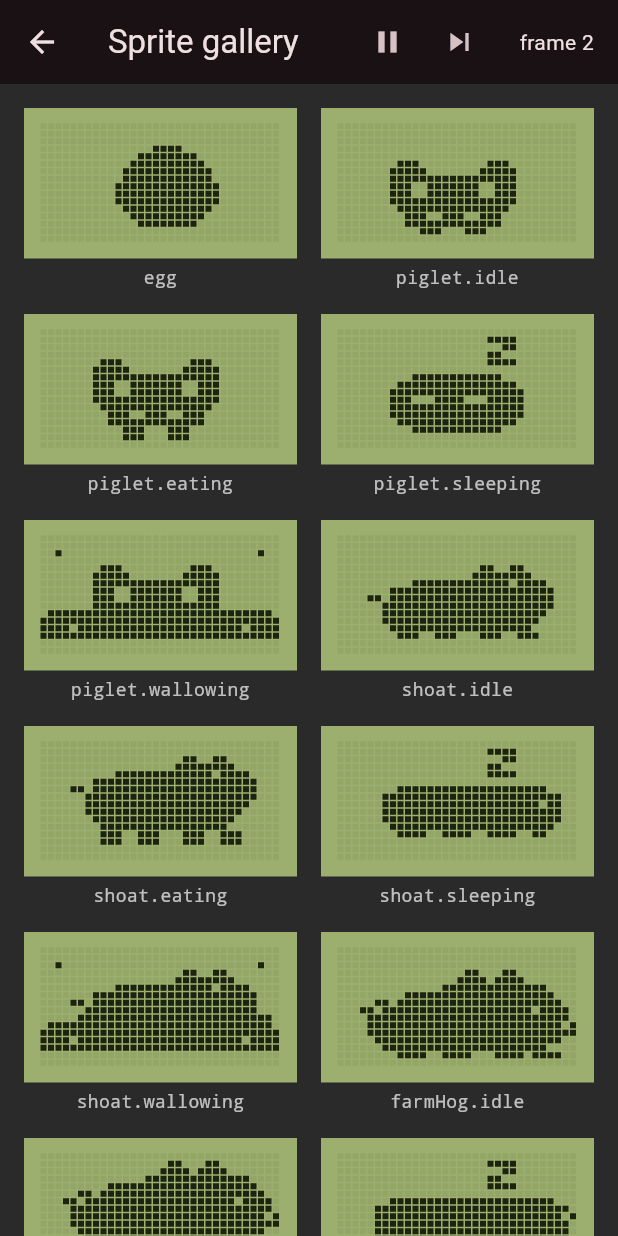
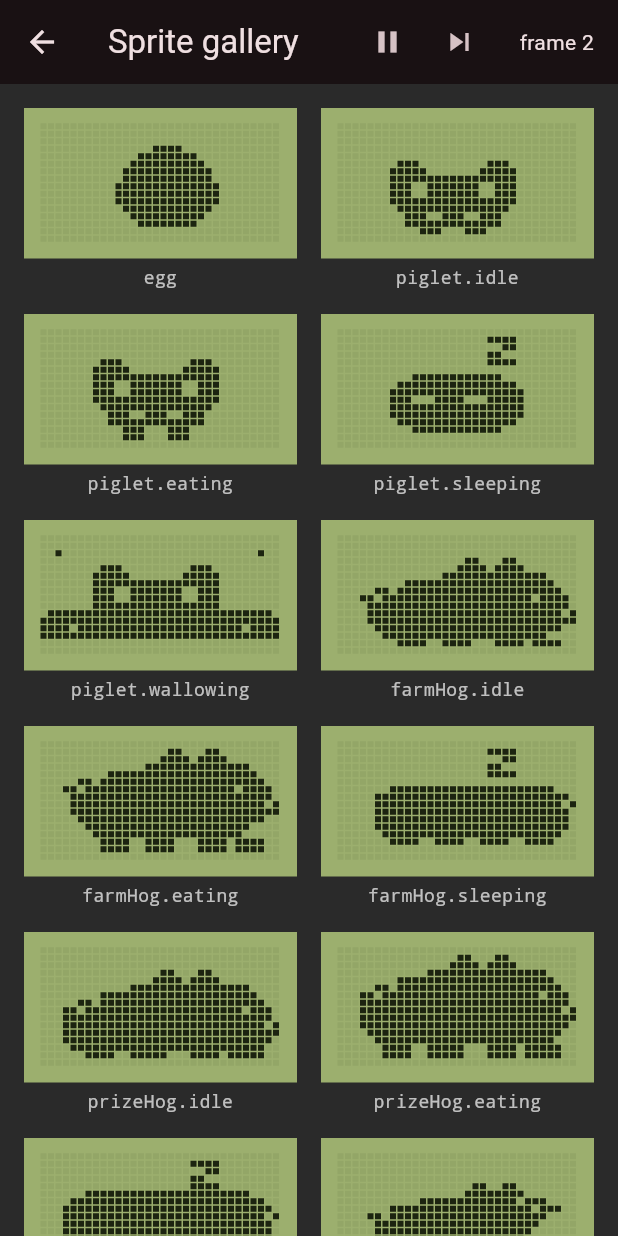
Before and after one commit to daveparks23/sooey, a Flutter app: the SpriteGalleryPage screen opened by its route, on a phone screen of 412 x 824 dp. Run offline on Flutter 3.47's test engine with Material 3 defaults, Android fonts, the phone set to English and light mode, and no system bars.

Commit message:
Drop the shoat stage: one 72-hour childhood
A pig is now an egg, then a piglet for its whole childhood, then an
adult. The total time to adulthood is unchanged at 72 hours, so the
pacing is exactly as the spec designed it -- only the internal split is
gone.

Two balance values had to move with it, and neither is arbitrary:

The piglet decay multiplier is 1.25, the time-weighted average of the
two stages it replaces (1.4 for 24h and 1.15 for 48h averages 1.23 over
the same window). Keeping 1.4 would have silently made three days as
demanding as the old first day.

The mistake bands scale 1.5x, from 3/9/25 to 5/14/38. They were tuned
for a 48h shoat stage and the judgment now runs over the full 72h
childhood; leaving them alone would have made a prize hog much harder
to earn without anyone deciding it should be.

The hidden judgment is better for this. The adult form now branches on
mistakes made across the pig's entire upbringing rather than one window
of it.

All 92 golden vectors regenerated and still replay byte-for-byte
through the dart2js bundle in Node, so the balance change is verified
cross-runtime as well as on the VM.

Co-Authored-By: Claude Opus 5 (1M context) <noreply@anthropic.com>

```diff
--- a/lib/dev/sprite_gallery_page.dart
+++ b/lib/dev/sprite_gallery_page.dart
@@ -115,7 +115,9 @@ class _SpriteGalleryPageState extends State<SpriteGalleryPage> {
           return Column(
             crossAxisAlignment: CrossAxisAlignment.stretch,
             children: [
-              Expanded(child: LcdScreen(buffer: buffer, frame: _frame)),
+              Expanded(
+                child: LcdScreen(buffer: buffer, frame: _frame),
+              ),
               const SizedBox(height: 4),
               Text(
                 entry.key,
--- a/lib/sprites/draft_piglet_face_sprites.dart
+++ b/lib/sprites/draft_piglet_face_sprites.dart
@@ -35,8 +35,8 @@ const kPigletFaceIdle1 = LcdSprite(32, 16, [
   '.........#..##...##..#..........',
   '.........#...#####...#..........',
   '.........#..#.#.#.#..#..........',
-  '.........#...#####...#..........',
-  '..........#.........#...........',
+  '.........#..#.#.#.#..#..........',
+  '..........#..#####..#...........',
   '...........#.......#............',
   '............#.....#.............',
   '............#.###.#.............',
--- a/lib/sprites/sprite_registry.dart
+++ b/lib/sprites/sprite_registry.dart
@@ -6,7 +6,6 @@ import 'draft_face_sprites.dart';
 import 'draft_piglet_face_sprites.dart';
 import 'piglet_sprites.dart';
 import 'prop_sprites.dart';
-import 'shoat_sprites.dart';
 import 'wallow_sprites.dart';
 
 export 'adult_sprites.dart';
@@ -14,7 +13,6 @@ export 'draft_face_sprites.dart';
 export 'draft_piglet_face_sprites.dart';
 export 'piglet_sprites.dart';
 export 'prop_sprites.dart';
-export 'shoat_sprites.dart';
 export 'wallow_sprites.dart';
 
 /// How long each frame of a two-frame animation holds.
@@ -37,12 +35,12 @@ class SpriteAnim {
   final LcdSprite a;
   final LcdSprite b;
 
-  /// Base name of the Dart constants behind this animation — `kShoatEat` for
-  /// `kShoatEat1` and `kShoatEat2`.
+  /// Base name of the Dart constants behind this animation — `kRuntEat` for
+  /// `kRuntEat1` and `kRuntEat2`.
   ///
   /// Exists so the sprite editor can emit code you can paste straight over the
   /// existing literal. Naming the constant after the registry key instead would
-  /// produce `shoat.eating1`, which is not a valid identifier.
+  /// produce `runt.eating1`, which is not a valid identifier.
   final String? dartName;
 
   /// Where those constants live, so the editor can tell you where to paste.
@@ -60,7 +58,6 @@ enum PetPose { idle, eating, sleeping, wallowing }
 /// Every animation in the game, by name. Powers the sprite editor's load menu
 /// and the test that validates the whole cast.
 const _piglets = 'lib/sprites/piglet_sprites.dart';
-const _shoats = 'lib/sprites/shoat_sprites.dart';
 const _adults = 'lib/sprites/adult_sprites.dart';
 const _wallows = 'lib/sprites/wallow_sprites.dart';
 const _props = 'lib/sprites/prop_sprites.dart';
@@ -92,31 +89,6 @@ const Map<String, SpriteAnim> kSpriteRegistry = {
     kPigletWallow1,
     kPigletWallow2,
     dartName: 'kPigletWallow',
-    sourceFile: _wallows,
-  ),
-
-  'shoat.idle': SpriteAnim(
-    kShoatIdle1,
-    kShoatIdle2,
-    dartName: 'kShoatIdle',
-    sourceFile: _shoats,
-  ),
-  'shoat.eating': SpriteAnim(
-    kShoatEat1,
-    kShoatEat2,
-    dartName: 'kShoatEat',
-    sourceFile: _shoats,
-  ),
-  'shoat.sleeping': SpriteAnim(
-    kShoatSleep1,
-    kShoatSleep2,
-    dartName: 'kShoatSleep',
-    sourceFile: _shoats,
-  ),
-  'shoat.wallowing': SpriteAnim(
-    kShoatWallow1,
-    kShoatWallow2,
-    dartName: 'kShoatWallow',
     sourceFile: _wallows,
   ),
 
@@ -307,7 +279,6 @@ SpriteAnim creatureAnim({
   if (pose == PetPose.wallowing) {
     final key = switch (stage) {
       Stage.piglet => 'piglet.wallowing',
-      Stage.shoat => 'shoat.wallowing',
       _ => 'adult.wallowing',
     };
     return kSpriteRegistry[key]!;
@@ -315,10 +286,9 @@ SpriteAnim creatureAnim({
 
   final who = switch (stage) {
     Stage.piglet => 'piglet',
-    Stage.shoat => 'shoat',
     // `base` should never reach adulthood — the form is fixed at the
-    // shoat->adult transition — but a pet seeded mid-development might, so fall
-    // back to the reference build rather than crashing.
+    // piglet->adult transition — but a pet seeded mid-development might, so
+    // fall back to the reference build rather than crashing.
     Stage.adult => form == Form.base ? 'farmHog' : form.name,
     Stage.egg => 'egg',
   };
--- a/packages/hog_sim/lib/src/advance.dart
+++ b/packages/hog_sim/lib/src/advance.dart
@@ -58,8 +58,8 @@ PetState _tick(PetState s, int tick) {
 
   if (newStage != stage) {
     if (newStage == Stage.adult) {
-      // Branch on the mistakes made during the shoat stage, before the counter
-      // is reset. The player is never shown either number.
+      // Branch on the mistakes made across the whole childhood, before the
+      // counter is reset. The player is never shown either number.
       form = formForMistakes(stageCareMistakes);
       expiresAt = expiresAtForAdult(s.bornAtMillis, form, stageCareMistakes);
     }
--- a/packages/hog_sim/lib/src/pet_state.dart
+++ b/packages/hog_sim/lib/src/pet_state.dart
@@ -2,7 +2,13 @@ import 'dart:convert';
 
 import 'constants.dart';
 
-enum Stage { egg, piglet, shoat, adult }
+/// The pig's life stages.
+///
+/// There is no adolescent stage: a pig is an egg, then a piglet for its whole
+/// three-day childhood, then an adult. The adult form is branched at the single
+/// piglet→adult transition, so the hidden judgment weighs the entire upbringing
+/// rather than one window of it.
+enum Stage { egg, piglet, adult }
 
 enum Form { base, prizeHog, farmHog, runt }
 
--- a/packages/hog_sim/lib/src/stages.dart
+++ b/packages/hog_sim/lib/src/stages.dart
@@ -4,8 +4,7 @@ import 'pet_state.dart';
 /// Which life stage a pig of this age is in.
 Stage stageForAgeMinutes(int ageMinutes) {
   if (ageMinutes < kPigletBeginsAtMinutes) return Stage.egg;
-  if (ageMinutes < kShoatBeginsAtMinutes) return Stage.piglet;
-  if (ageMinutes < kAdultBeginsAtMinutes) return Stage.shoat;
+  if (ageMinutes < kAdultBeginsAtMinutes) return Stage.piglet;
   return Stage.adult;
 }
 
@@ -29,15 +28,15 @@ double overweightFraction(double weight, Stage stage) {
   return fraction < 0 ? 0 : (fraction > 1 ? 1 : fraction);
 }
 
-/// The adult a shoat grows into, decided by the mistakes made during the shoat
-/// stage. The player is never shown this — they just get a different pig.
+/// The adult a piglet grows into, decided by the mistakes made across its whole
+/// childhood. The player is never shown this — they just get a different pig.
 Form formForMistakes(int stageCareMistakes) {
   if (stageCareMistakes <= kPrizeHogMaxMistakes) return Form.prizeHog;
   if (stageCareMistakes <= kFarmHogMaxMistakes) return Form.farmHog;
   return Form.runt;
 }
 
-/// Total lifespan from birth, fixed at the shoat→adult transition.
+/// Total lifespan from birth, fixed at the piglet→adult transition.
 ///
 /// Within a form's band, fewer mistakes buys a longer life, interpolated across
 /// the mistake range that maps to that form.
```
Also changed, not shown: lib/dev/sprite_editor_page.dart (+16 -10 lines), lib/sprites/shoat_sprites.dart (deleted, +0 -137 lines), lib/sprites/wallow_sprites.dart (+0 -38 lines), packages/hog_sim/lib/src/constants.dart (+32 -16 lines), 9 other files.
